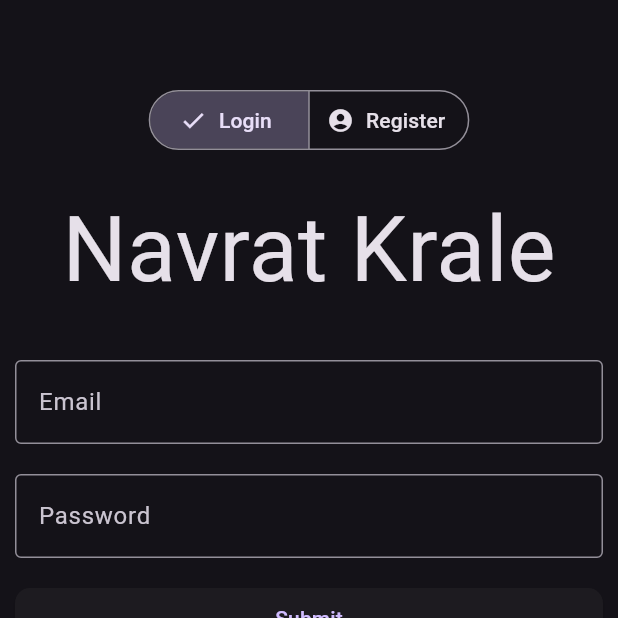
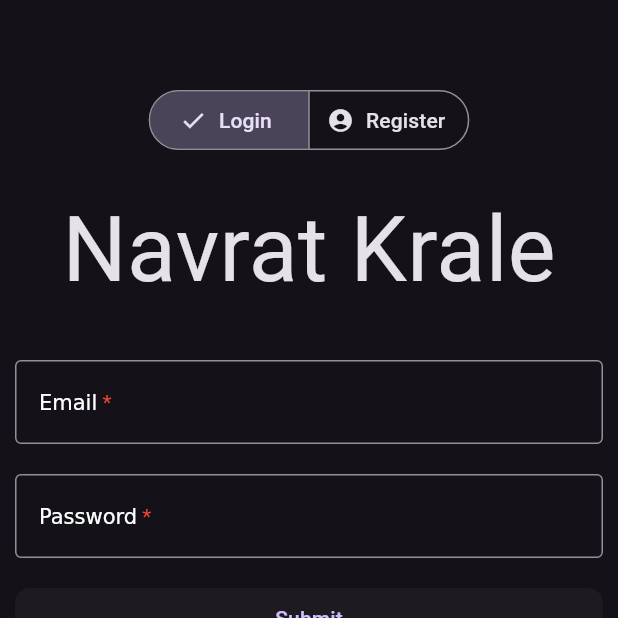
Before and after one commit to Strnadi/Strnadi-Mobile-App, a Flutter app: the screen it shows after launch, on a phone screen of 412 x 824 dp, the top half of it. Run offline on Flutter 3.47's test engine with Material 3 defaults, Android fonts, the phone set to English and light mode, and no system bars; our stand-ins replace device_info_plus, flutter_map, flutter_secure_storage, geolocator, latlong2; missing offline and left inert: audio_waveforms.

Commit message:
Design changes, login url change, maybe registration works

```diff
--- a/lib/auth/login.dart
+++ b/lib/auth/login.dart
@@ -57,7 +57,7 @@ class _LoginState extends State<Login> {
       return;
     }
 
-    final url = Uri.parse('http://77.236.222.115:12001/auth/login');
+    final url = Uri(scheme: 'http', host: '77.236.222.115', port: 12001, path: '/auth/login');
 
 
     try {
@@ -132,14 +132,28 @@ class _LoginState extends State<Login> {
                     TextFormField(
                       controller: _emailController,
                       textAlign: TextAlign.center,
-                      decoration: const InputDecoration(
-                        labelText: 'Email',
-                        border: OutlineInputBorder(),
+                      decoration: InputDecoration(
+                        label: RichText(
+                          text: TextSpan(
+                            text: 'Email',
+                            children: const <TextSpan>[
+                              TextSpan(
+                                text: ' *',
+                                style: TextStyle(color: Colors.red),
+                              ),
+                            ],
+                          ),
+                        ),
+                        border: const OutlineInputBorder(),
                       ),
                       keyboardType: TextInputType.emailAddress,
                       validator: (value) {
                         if (value == null || value.isEmpty) {
                           return 'Please enter some text';
+                        }
+                        if (!RegExp(r"^[a-zA-Z0-9.a-zA-Z0-9.!#$%&'*+-/=?^_`{|}~]+@[a-zA-Z0-9]+\.[a-zA-Z]+")
+                            .hasMatch(value)) {
+                          return 'Enter valid email';
                         }
                         return null;
                       },
@@ -148,10 +162,21 @@ class _LoginState extends State<Login> {
                     TextFormField(
                       textAlign: TextAlign.center,
                       controller: _passwordController,
-                      decoration: const InputDecoration(
-                        labelText: 'Password',
-                        border: OutlineInputBorder(),
+                      decoration: InputDecoration(
+                        label: RichText(
+                          text: TextSpan(
+                            text: 'Password',
+                            children: const <TextSpan>[
+                              TextSpan(
+                                text: ' *',
+                                style: TextStyle(color: Colors.red),
+                              ),
+                            ],
+                          ),
+                        ),
+                        border: const OutlineInputBorder(),
                       ),
+                      obscureText: true,
                       keyboardType: TextInputType.visiblePassword,
                       validator: (value) {
                         if (value == null || value.isEmpty) {
```
Also changed, not shown: lib/auth/register.dart (+11 -3 lines), lib/auth/registeration/mail.dart (+17 -3 lines), lib/auth/registeration/nameReg.dart (+26 -6 lines), lib/auth/registeration/passwordReg.dart (+19 -8 lines).
